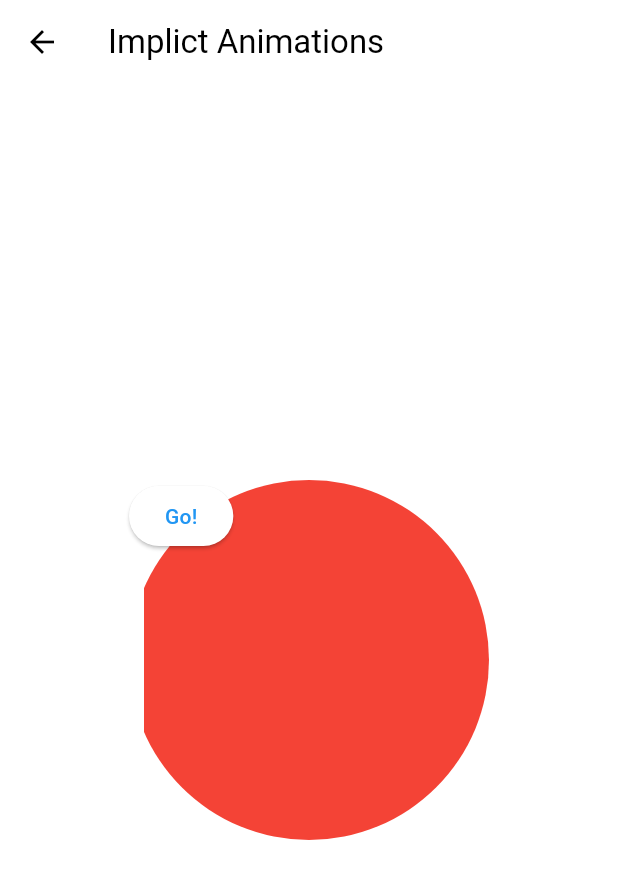
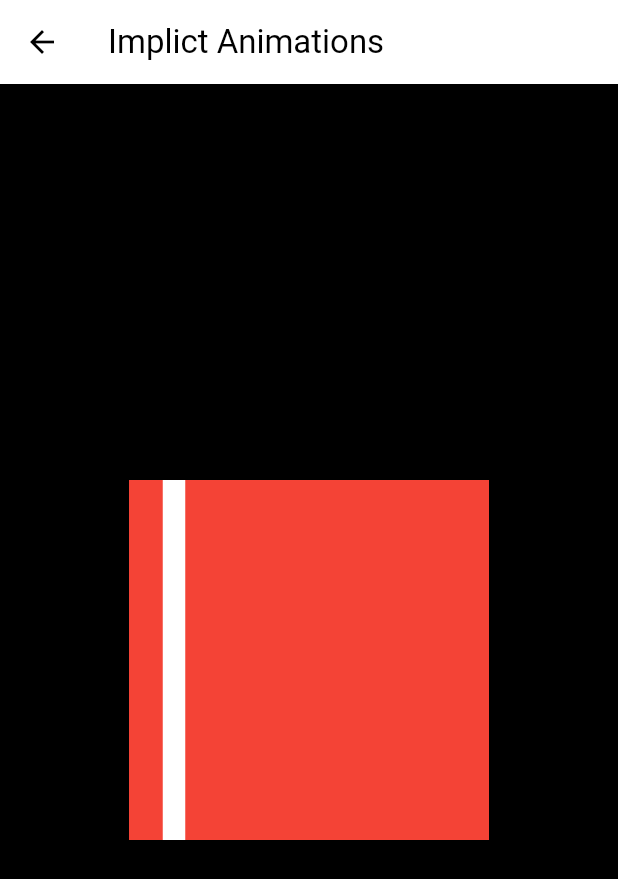
Before and after one commit to ggomdong/animation, a Flutter app: the screen it shows after launch, after a tap on "Implicit Animations", on a phone screen of 412 x 824 dp. Shown: the top 879 px of the screen. Run offline on Flutter 3.47's test engine with Material 3 defaults, Android fonts, the phone set to English and light mode, and no system bars.

Commit message:
assignment 28

```diff
--- a/lib/screens/implicit_animations_screen.dart
+++ b/lib/screens/implicit_animations_screen.dart
@@ -1,3 +1,5 @@
+import 'dart:async';
+
 import 'package:flutter/material.dart';
 
 class ImplicitAnimationsScreen extends StatefulWidget {
@@ -9,56 +11,57 @@ class ImplicitAnimationsScreen extends StatefulWidget {
 }
 
 class _ImplicitAnimationsScreenState extends State<ImplicitAnimationsScreen> {
-  bool _visible = true;
+  bool _toRight = true;
+  Timer? _timer;
 
-  // void _trigger() {
-  //   setState(() {
-  //     _visible = !_visible;
-  //   });
-  // }
+  @override
+  void initState() {
+    super.initState();
+    _startTimer();
+  }
 
-  void _trigger() {
-    setState(() {
-      _visible = !_visible;
-    });
+  void _startTimer() {
+    _timer = Timer.periodic(
+      Duration(seconds: 1),
+      (timer) => setState(() {
+        _toRight = !_toRight;
+      }),
+    );
+  }
+
+  @override
+  void dispose() {
+    _timer?.cancel();
+    super.dispose();
   }
 
   @override
   Widget build(BuildContext context) {
-    final size = MediaQuery.of(context).size;
     return Scaffold(
-      backgroundColor: _visible ? Colors.white : Colors.black,
+      backgroundColor: _toRight ? Colors.white : Colors.black,
       appBar: AppBar(title: const Text('Implict Animations')),
       body: Center(
         child: Stack(
           children: [
-            // Container(
-            //   height: 400,
-            //   width: 400,
-            //   decoration: BoxDecoration(
-            //     color: _visible ? Colors.black : Colors.white,
-            //     border: Border.all(color: Colors.black, width: 1),
-            //   ),
-            // ),
             Container(
               height: 240,
               width: 240,
               decoration: BoxDecoration(
                 color: Colors.red,
-                shape: _visible ? BoxShape.circle : BoxShape.rectangle,
+                shape: _toRight ? BoxShape.circle : BoxShape.rectangle,
               ),
               child: AnimatedAlign(
-                alignment: _visible ? Alignment.topLeft : Alignment.topRight,
+                alignment: _toRight ? Alignment.topLeft : Alignment.topRight,
                 duration: Duration(seconds: 1),
-                child: AnimatedContainer(
+                child: Container(
                   height: 240,
-                  width: 10,
-                  duration: Duration(seconds: 1),
-                  decoration: BoxDecoration(color: Colors.white),
+                  width: 15,
+                  decoration: BoxDecoration(
+                    color: _toRight ? Colors.black : Colors.white,
+                  ),
                 ),
               ),
             ),
-            ElevatedButton(onPressed: _trigger, child: const Text('Go!')),
           ],
         ),
       ),
```
